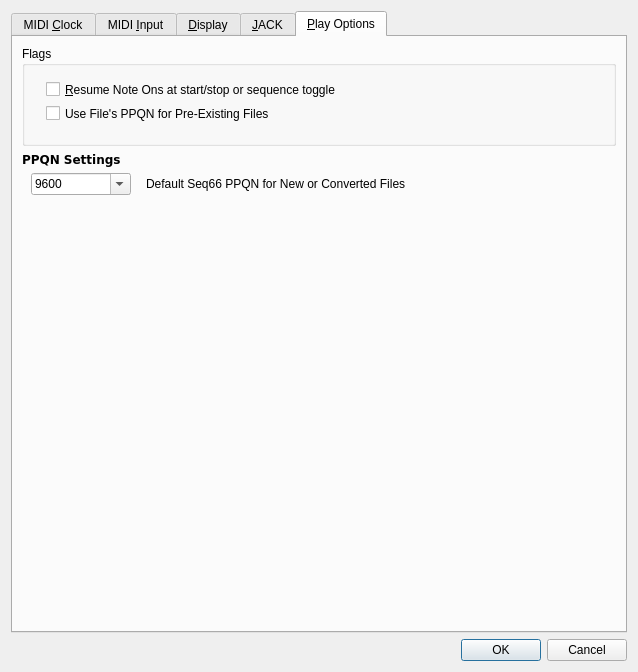
Above: seq_qt5/forms/qseditoptions.ui from ahlstromcj/seq66 before the change. Below: the same form after it.
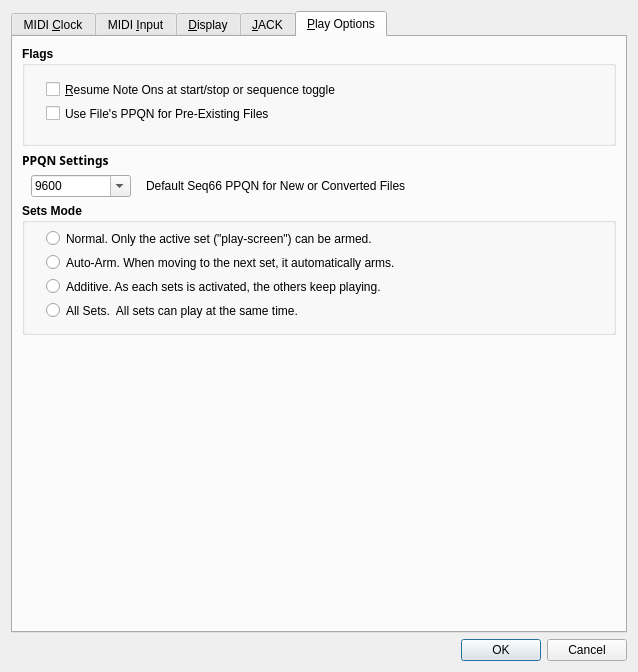
That is the form after the change. The open tabs and pages were chosen to show the change.

Commit message: Still more channel fixes, added sets-mode config UI.

```diff
--- a/seq_qt5/forms/qseditoptions.ui
+++ b/seq_qt5/forms/qseditoptions.ui
@@ -24,7 +24,7 @@
 once or twice. </string>
      </property>
      <property name="currentIndex">
-      <number>2</number>
+      <number>4</number>
      </property>
      <widget class="QWidget" name="tabMidiClock">
       <property name="toolTip">
@@ -998,6 +998,12 @@
            <height>100</height>
           </size>
          </property>
+         <property name="font">
+          <font>
+           <weight>75</weight>
+           <bold>true</bold>
+          </font>
+         </property>
          <property name="title">
           <string>Flags</string>
          </property>
@@ -1010,6 +1016,12 @@
             <height>23</height>
            </rect>
           </property>
+          <property name="font">
+           <font>
+            <weight>50</weight>
+            <bold>false</bold>
+           </font>
+          </property>
           <property name="toolTip">
            <string>When checked, unfinished notes are turned back on when
 playback resumes.</string>
@@ -1027,6 +1039,12 @@
             <height>23</height>
            </rect>
           </property>
+          <property name="font">
+           <font>
+            <weight>50</weight>
+            <bold>false</bold>
+           </font>
+          </property>
           <property name="toolTip">
            <string>When checked, the PPQN of the MIDI file being loaded
 overrides the default Seq66 PPQN.  Otherwise, the
@@ -1048,7 +1066,7 @@
          </property>
          <property name="font">
           <font>
-           <family>DejaVu Sans</family>
+           <family>WenQuanYi Zen Hei</family>
            <weight>75</weight>
            <bold>true</bold>
           </font>
@@ -1111,6 +1129,101 @@
          </item>
         </layout>
        </item>
+       <item>
+        <widget class="QGroupBox" name="group_setsmode">
+         <property name="minimumSize">
+          <size>
+           <width>0</width>
+           <height>132</height>
+          </size>
+         </property>
+         <property name="font">
+          <font>
+           <weight>75</weight>
+           <bold>true</bold>
+          </font>
+         </property>
+         <property name="title">
+          <string>Sets Mode</string>
+         </property>
+         <widget class="QRadioButton" name="radio_setsmode_normal">
+          <property name="geometry">
+           <rect>
+            <x>24</x>
+            <y>24</y>
+            <width>409</width>
+            <height>23</height>
+           </rect>
+          </property>
+          <property name="font">
+           <font>
+            <weight>50</weight>
+            <bold>false</bold>
+           </font>
+          </property>
+          <property name="text">
+           <string>Normal. Only the active set (&quot;play-screen&quot;) can be armed.</string>
+          </property>
+         </widget>
+         <widget class="QRadioButton" name="radio_setsmode_autoarm">
+          <property name="geometry">
+           <rect>
+            <x>24</x>
+            <y>48</y>
+            <width>409</width>
+            <height>23</height>
+           </rect>
+          </property>
+          <property name="font">
+           <font>
+            <weight>50</weight>
+            <bold>false</bold>
+           </font>
+          </property>
+          <property name="text">
+           <string>Auto-Arm. When moving to the next set, it automatically arms.</string>
+          </property>
+         </widget>
+         <widget class="QRadioButton" name="radio_setsmode_additive">
+          <property name="geometry">
+           <rect>
+            <x>24</x>
+            <y>72</y>
+            <width>409</width>
+            <height>23</height>
+           </rect>
+          </property>
+          <property name="font">
+           <font>
+            <weight>50</weight>
+            <bold>false</bold>
+           </font>
+          </property>
+          <property name="text">
+           <string>Additive. As each sets is activated, the others keep playing.</string>
+          </property>
+         </widget>
+         <widget class="QRadioButton" name="radio_setsmode_allsets">
+          <property name="geometry">
+           <rect>
+            <x>24</x>
+            <y>96</y>
+            <width>409</width>
+            <height>23</height>
+           </rect>
+          </property>
+          <property name="font">
+           <font>
+            <weight>50</weight>
+            <bold>false</bold>
+           </font>
+          </property>
+          <property name="text">
+           <string>All Sets.  All sets can play at the same time.</string>
+          </property>
+         </widget>
+        </widget>
+       </item>
        <item>
         <spacer name="verticalSpacer">
          <property name="orientation">
```
The commit also changes 15 other files.
